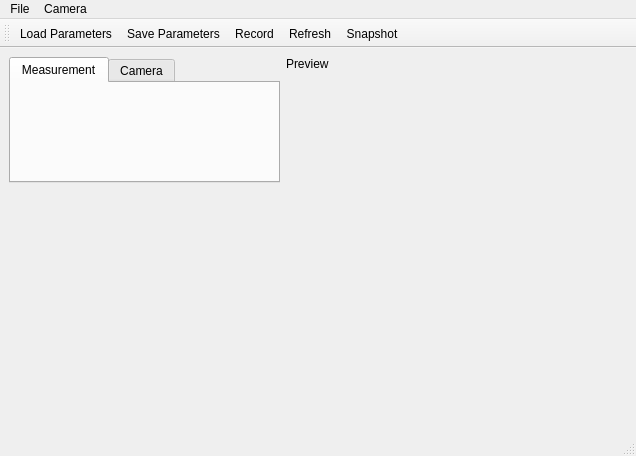
This is fimui/ui_fimwindow.ui in fncnt/fimrecorder as Qt 5 draws it before an edit. The edited form follows.
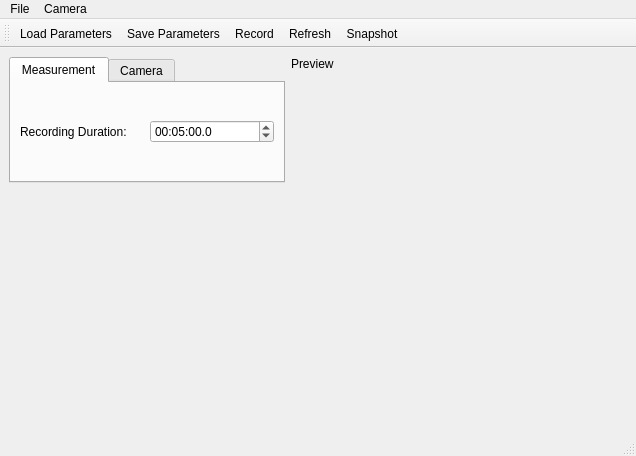
This is the edited form. The open tabs and pages were chosen to show the change.

Commit message: Setting time limit for recording works now.

```diff
--- a/fimui/ui_fimwindow.ui
+++ b/fimui/ui_fimwindow.ui
@@ -61,6 +61,41 @@
        <attribute name="title">
         <string>Measurement</string>
        </attribute>
+       <layout class="QGridLayout" name="gridLayout_3">
+        <item row="0" column="1">
+         <widget class="QTimeEdit" name="RecDurTEdit">
+          <property name="toolTip">
+           <string>HH:mm:ss.ms</string>
+          </property>
+          <property name="currentSection">
+           <enum>QDateTimeEdit::MinuteSection</enum>
+          </property>
+          <property name="displayFormat">
+           <string>HH:mm:ss.z</string>
+          </property>
+          <property name="currentSectionIndex">
+           <number>1</number>
+          </property>
+          <property name="time">
+           <time>
+            <hour>0</hour>
+            <minute>5</minute>
+            <second>0</second>
+           </time>
+          </property>
+         </widget>
+        </item>
+        <item row="0" column="0">
+         <widget class="QLabel" name="RecDurLabel">
+          <property name="toolTip">
+           <string/>
+          </property>
+          <property name="text">
+           <string>Recording Duration:</string>
+          </property>
+         </widget>
+        </item>
+       </layout>
       </widget>
       <widget class="QWidget" name="tabCam">
        <attribute name="title">
@@ -115,7 +150,7 @@
         <item row="2" column="0">
          <widget class="QCheckBox" name="FpsEnableChkBx">
           <property name="text">
-           <string>Frame rate [fps]</string>
+           <string>Frame Rate [fps]</string>
           </property>
          </widget>
         </item>
```
The commit also changes 6 other files.
